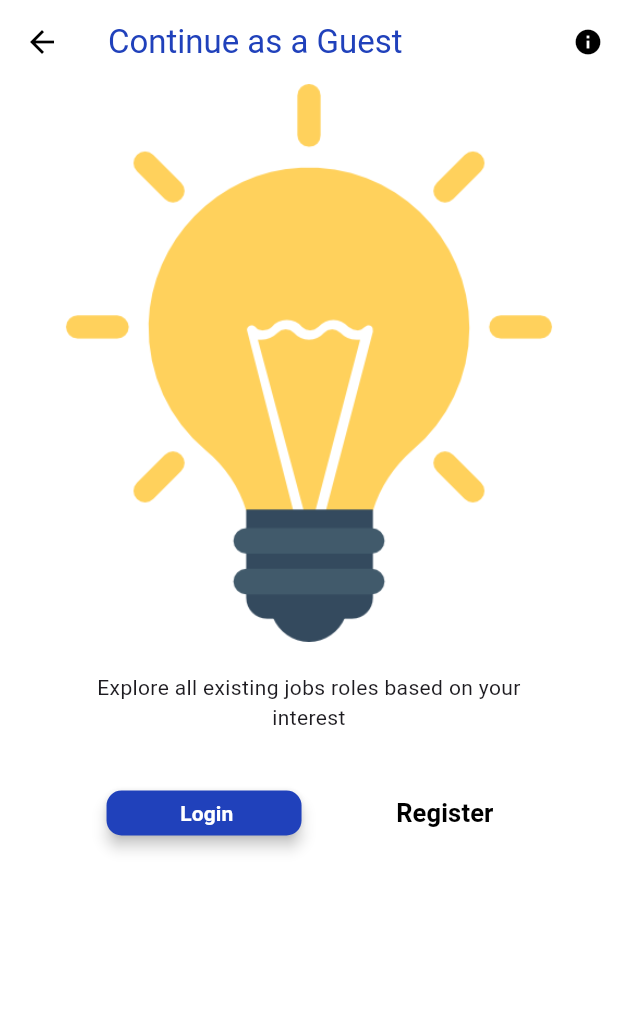
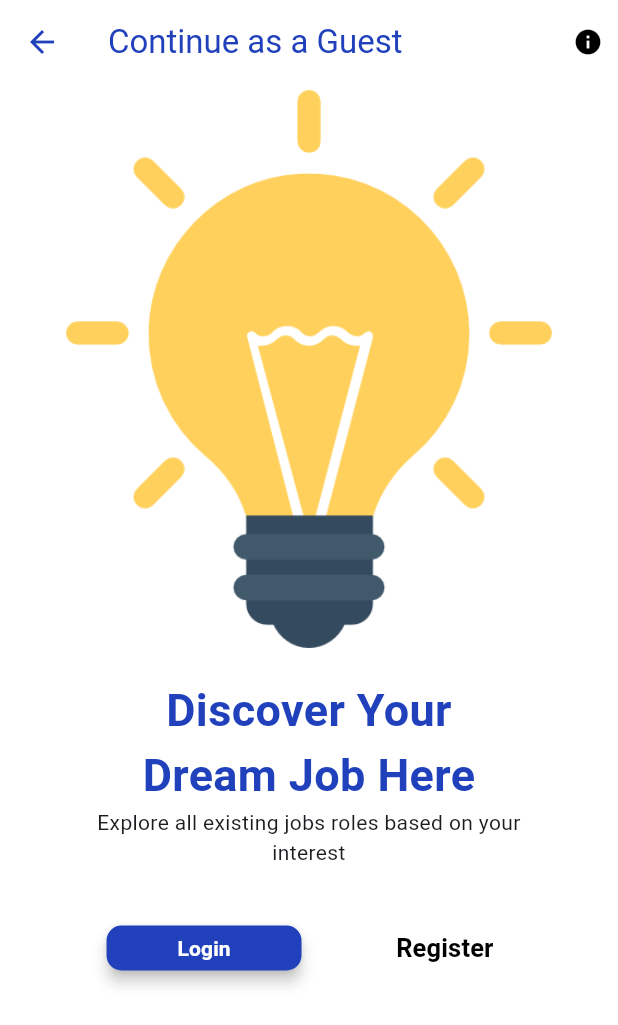
Before and after one commit to AhmedMahmoud2024/job_founder, a Flutter app: the screen it shows after launch, on a phone screen of 412 x 824 dp. Shown: the top 1025 px of the screen. Run offline on Flutter 3.47's test engine with Material 3 defaults, Android fonts, the phone set to English and light mode, and no system bars.

Commit message:
refact the  on_boarding_screen

```diff
--- /dev/null
+++ b/lib/core/helper/images.dart
@@ -0,0 +1,3 @@
+class Images{
+  static const String onBoardingImage='assets/images/idea.png';
+}
--- /dev/null
+++ b/lib/core/helper/strings.dart
@@ -0,0 +1,7 @@
+class Strings{
+  static const String  continueAsAGuest='Continue as a Guest';
+    static const String  onBoardingTitle="Discover Your Dream Job Here";
+      static const String  onBoardingDescription="Explore all existing jobs roles based on your interest";
+    static const String  loginText='Login';
+    static const String  registerText='Register';
+}
--- /dev/null
+++ b/lib/core/theme/colors.dart
@@ -0,0 +1,5 @@
+import 'package:flutter/material.dart';
+
+class AppColors{
+  static Color primaryColor=const Color(0xff2041bb);
+}
--- /dev/null
+++ b/lib/features/onBarding/on_boarding_screen.dart
@@ -0,0 +1,30 @@
+import 'package:flutter/material.dart';
+import 'package:job_founder/core/helper/strings.dart';
+import 'package:job_founder/core/theme/colors.dart';
+
+import '../../core/helper/images.dart';
+import 'widgets/on_boarding_app_bar.dart';
+import 'widgets/on_boarding_buttons_row.dart';
+import 'widgets/on_boarding_description.dart';
+import 'widgets/on_boarding_title.dart';
+
+class OnBoardingScreen extends StatelessWidget {
+  const OnBoardingScreen({super.key});
+
+  @override
+  Widget build(BuildContext context) {
+    return  Scaffold(
+      backgroundColor: Colors.white,
+      appBar: const PreferredSize(child: OnBoardingAppBar(), preferredSize: Size.fromHeight(60)),
+      body: Padding(padding: const EdgeInsets.symmetric(horizontal: 20),child: Column(children: [
+        Image.asset(Images.onBoardingImage),
+        const SizedBox(height: 20,),
+
+         OnBoardingTitle(),
+        OnBoardingDescription(),
+        const SizedBox(height: 30,),
+        OnBoardingButtonsRow()
+      ],),),
+    );
+  }
+}
--- /dev/null
+++ b/lib/features/onBarding/widgets/on_boarding_app_bar.dart
@@ -0,0 +1,31 @@
+
+import 'package:flutter/material.dart';
+
+import '../../../core/helper/strings.dart';
+import '../../../core/theme/colors.dart';
+
+class OnBoardingAppBar extends StatelessWidget {
+  const OnBoardingAppBar({
+    super.key,
+  });
+
+  @override
+  Widget build(BuildContext context) {
+    return AppBar(
+      actions: const [
+        Padding(
+          padding: EdgeInsets.only(right: 10),
+          child: Icon(Icons.info,color: Colors.black,size: 20,),
+
+        )
+      ],
+      centerTitle: false,
+      title:  Text(Strings.continueAsAGuest,style: TextStyle(
+        color: AppColors.primaryColor
+      ),
+      ),
+      backgroundColor: Colors.white,
+      leading: Icon(Icons.arrow_back,color: AppColors.primaryColor,),
+    );
+  }
+}
--- /dev/null
+++ b/lib/features/onBarding/widgets/on_boarding_buttons_row.dart
@@ -0,0 +1,38 @@
+
+import 'package:flutter/material.dart';
+
+import '../../../core/helper/strings.dart';
+import '../../../core/theme/colors.dart';
+
+class OnBoardingButtonsRow extends StatelessWidget {
+  const OnBoardingButtonsRow({
+    super.key,
+  });
+
+  @override
+  Widget build(BuildContext context) {
+    return Row(
+      mainAxisAlignment: MainAxisAlignment.spaceEvenly,
+      children: [
+        ElevatedButton(
+          style: ElevatedButton.styleFrom(
+            minimumSize: const Size(130, 30),
+            elevation: 4,
+            backgroundColor: AppColors.primaryColor,
+            shape: RoundedRectangleBorder(borderRadius: BorderRadius.circular(10))
+          ),
+          onPressed: () {},
+          child:const Text(Strings.loginText,style: TextStyle(
+            color: Colors.white,fontWeight: FontWeight.bold,
+
+          ),),
+        ),
+        TextButton(
+          onPressed: () {},
+          child:const Text(Strings.registerText,style: TextStyle(fontWeight: FontWeight.bold,fontSize: 17,color: Colors.black)),
+
+        ),
+      ],
+    );
+  }
+}
--- /dev/null
+++ b/lib/features/onBarding/widgets/on_boarding_description.dart
@@ -0,0 +1,20 @@
+import 'package:flutter/material.dart';
+
+import '../../../core/helper/strings.dart';
+
+class OnBoardingDescription extends StatelessWidget {
+  const OnBoardingDescription({
+    super.key,
+  });
+
+  @override
+  Widget build(BuildContext context) {
+    return const SizedBox(
+      width: 300,
+      child: Text(
+      Strings.onBoardingDescription ,
+        textAlign: TextAlign.center,
+      ),
+    );
+  }
+}
--- /dev/null
+++ b/lib/features/onBarding/widgets/on_boarding_title.dart
@@ -0,0 +1,26 @@
+
+import 'package:flutter/material.dart';
+
+import '../../../core/helper/strings.dart';
+import '../../../core/theme/colors.dart';
+
+class OnBoardingTitle extends StatelessWidget {
+  const OnBoardingTitle({
+    super.key,
+  });
+
+  @override
+  Widget build(BuildContext context) {
+    return SizedBox(
+     width: 250,
+     child: Text(
+       Strings.onBoardingTitle,
+       textAlign: TextAlign.center,
+       style: TextStyle(
+         fontSize: 30,fontWeight: FontWeight.bold,
+         color: AppColors.primaryColor
+         )
+     ),
+            );
+  }
+}
--- a/lib/main.dart
+++ b/lib/main.dart
@@ -1,6 +1,6 @@
 import 'package:flutter/material.dart';
 
-import 'my_home_page.dart';
+import 'features/onBarding/on_boarding_screen.dart';
 
 void main() {
   runApp(const MyApp());
@@ -11,7 +11,7 @@ class MyApp extends StatelessWidget {
   @override
   Widget build(BuildContext context) {
     return MaterialApp(
-      home: const MyHomePage(),
+      home: const OnBoardingScreen(),
     );
   }
 }
--- a/lib/my_home_page.dart
+++ /dev/null
@@ -1,63 +0,0 @@
-import 'package:flutter/material.dart';
-
-class MyHomePage extends StatelessWidget {
-  const MyHomePage({super.key});
-
-  @override
-  Widget build(BuildContext context) {
-    return  Scaffold(
-      backgroundColor: Colors.white,
-      appBar: AppBar(
-        actions: const [
-          Padding(
-            padding: EdgeInsets.only(right: 10),
-            child: Icon(Icons.info,color: Colors.black,size: 20,),
-
-          )
-        ],
-        centerTitle: false,
-        title: const Text("Continue as a Guest",style: TextStyle(
-     color: Color(0xff2041bb)
-        ),
-        ),
-        backgroundColor: Colors.white,
-        leading:const Icon(Icons.arrow_back,color: Colors.black,),
-      ),
-      body: Padding(padding: const EdgeInsets.symmetric(horizontal: 20),child: Column(children: [
-        Image.asset('assets/images/idea.png'),
-        const SizedBox(height: 20,),
-        const SizedBox(
-          width: 300,
-          child: Text(
-            "Explore all existing jobs roles based on your interest",
-            textAlign: TextAlign.center,
-          ),
-        ),
-        const SizedBox(height: 30,),
-        Row(
-          mainAxisAlignment: MainAxisAlignment.spaceEvenly,
-          children: [
-            ElevatedButton(
-              style: ElevatedButton.styleFrom(
-                minimumSize: const Size(130, 30),
-                elevation: 4,
-                backgroundColor: const Color(0xff2041bb),
-                shape: RoundedRectangleBorder(borderRadius: BorderRadius.circular(10))
-              ),
-              onPressed: () {},
-              child:const Text(" Login",style: TextStyle(
-                color: Colors.white,fontWeight: FontWeight.bold,
-
-              ),),
-            ),
-            TextButton(
-              onPressed: () {},
-              child:const Text("Register",style: TextStyle(fontWeight: FontWeight.bold,fontSize: 17,color: Colors.black)),
-
-            ),
-          ],
-        )
-      ],),),
-    );
-  }
-}
```
Also changed, not shown: 1 other file.
